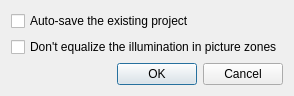
4lex4/scantailor-advanced, file ui/SettingsDialog.ui: the form before one commit.
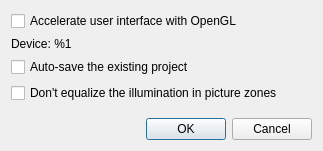
The form after the commit.

Patch:
```diff
--- a/ui/SettingsDialog.ui
+++ b/ui/SettingsDialog.ui
@@ -6,14 +6,28 @@
    <rect>
     <x>0</x>
     <y>0</y>
-    <width>280</width>
-    <height>93</height>
+    <width>323</width>
+    <height>151</height>
    </rect>
   </property>
   <property name="windowTitle">
    <string>Settings</string>
   </property>
   <layout class="QVBoxLayout" name="verticalLayout">
+   <item>
+    <widget class="QCheckBox" name="enableOpenglCb">
+     <property name="text">
+      <string>Accelerate user interface with OpenGL</string>
+     </property>
+    </widget>
+   </item>
+   <item>
+    <widget class="QLabel" name="openglDeviceLabel">
+     <property name="text">
+      <string>Device: %1</string>
+     </property>
+    </widget>
+   </item>
    <item>
     <widget class="QCheckBox" name="AutoSaveProject">
      <property name="text">
```
